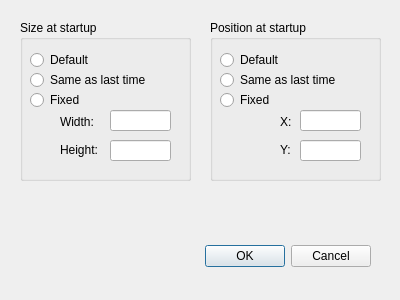
haraki/farman, file optiondialog.ui: the form before one commit.
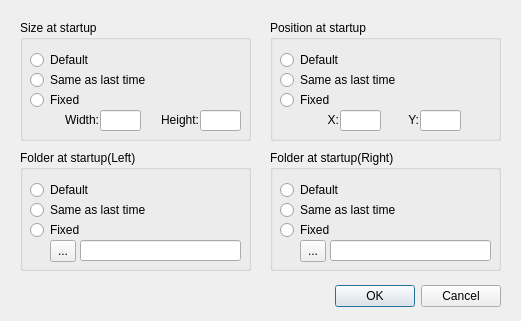
The form after the commit.

Commit message: add folder options.

```diff
--- a/optiondialog.ui
+++ b/optiondialog.ui
@@ -6,8 +6,8 @@
    <rect>
     <x>0</x>
     <y>0</y>
-    <width>400</width>
-    <height>300</height>
+    <width>521</width>
+    <height>321</height>
    </rect>
   </property>
   <property name="windowTitle">
@@ -16,8 +16,8 @@
   <widget class="QDialogButtonBox" name="buttonBox">
    <property name="geometry">
     <rect>
-     <x>30</x>
-     <y>240</y>
+     <x>160</x>
+     <y>280</y>
      <width>341</width>
      <height>32</height>
     </rect>
@@ -34,8 +34,8 @@
     <rect>
      <x>20</x>
      <y>20</y>
-     <width>171</width>
-     <height>161</height>
+     <width>231</width>
+     <height>121</height>
     </rect>
    </property>
    <property name="title">
@@ -83,9 +83,9 @@
    <widget class="QLineEdit" name="sizeWidthLineEdit">
     <property name="geometry">
      <rect>
-      <x>90</x>
+      <x>80</x>
       <y>90</y>
-      <width>61</width>
+      <width>41</width>
       <height>21</height>
      </rect>
     </property>
@@ -93,8 +93,8 @@
    <widget class="QLabel" name="sizeWidthLabel">
     <property name="geometry">
      <rect>
-      <x>40</x>
-      <y>94</y>
+      <x>28</x>
+      <y>92</y>
       <width>51</width>
       <height>16</height>
      </rect>
@@ -102,13 +102,16 @@
     <property name="text">
      <string>Width:</string>
     </property>
+    <property name="alignment">
+     <set>Qt::AlignRight|Qt::AlignTrailing|Qt::AlignVCenter</set>
+    </property>
    </widget>
    <widget class="QLineEdit" name="sizeHeightLineEdit">
     <property name="geometry">
      <rect>
-      <x>90</x>
-      <y>120</y>
-      <width>61</width>
+      <x>180</x>
+      <y>90</y>
+      <width>41</width>
       <height>21</height>
      </rect>
     </property>
@@ -116,8 +119,8 @@
    <widget class="QLabel" name="sizeHeightLabel">
     <property name="geometry">
      <rect>
-      <x>40</x>
-      <y>122</y>
+      <x>128</x>
+      <y>92</y>
       <width>51</width>
       <height>16</height>
      </rect>
@@ -125,15 +128,18 @@
     <property name="text">
      <string>Height:</string>
     </property>
+    <property name="alignment">
+     <set>Qt::AlignRight|Qt::AlignTrailing|Qt::AlignVCenter</set>
+    </property>
    </widget>
   </widget>
   <widget class="QGroupBox" name="positionAtStartupGroupBox">
    <property name="geometry">
     <rect>
-     <x>210</x>
+     <x>270</x>
      <y>20</y>
-     <width>171</width>
-     <height>161</height>
+     <width>231</width>
+     <height>121</height>
     </rect>
    </property>
    <property name="title">
@@ -142,8 +148,8 @@
    <widget class="QLabel" name="positionYLabel">
     <property name="geometry">
      <rect>
-      <x>70</x>
-      <y>122</y>
+      <x>128</x>
+      <y>92</y>
       <width>21</width>
       <height>16</height>
      </rect>
@@ -151,12 +157,15 @@
     <property name="text">
      <string>Y:</string>
     </property>
+    <property name="alignment">
+     <set>Qt::AlignRight|Qt::AlignTrailing|Qt::AlignVCenter</set>
+    </property>
    </widget>
    <widget class="QLabel" name="positionXLabel">
     <property name="geometry">
      <rect>
-      <x>70</x>
-      <y>94</y>
+      <x>48</x>
+      <y>92</y>
       <width>21</width>
       <height>16</height>
      </rect>
@@ -164,13 +173,16 @@
     <property name="text">
      <string>X:</string>
     </property>
+    <property name="alignment">
+     <set>Qt::AlignRight|Qt::AlignTrailing|Qt::AlignVCenter</set>
+    </property>
    </widget>
    <widget class="QLineEdit" name="positionXLineEdit">
     <property name="geometry">
      <rect>
-      <x>90</x>
+      <x>70</x>
       <y>90</y>
-      <width>61</width>
+      <width>41</width>
       <height>21</height>
      </rect>
     </property>
@@ -191,9 +203,9 @@
    <widget class="QLineEdit" name="positionYLineEdit">
     <property name="geometry">
      <rect>
-      <x>90</x>
-      <y>120</y>
-      <width>61</width>
+      <x>150</x>
+      <y>90</y>
+      <width>41</width>
       <height>21</height>
      </rect>
     </property>
@@ -225,6 +237,156 @@
     </property>
    </widget>
   </widget>
+  <widget class="QGroupBox" name="leftFolderAtStartupGroupBox">
+   <property name="geometry">
+    <rect>
+     <x>20</x>
+     <y>150</y>
+     <width>231</width>
+     <height>121</height>
+    </rect>
+   </property>
+   <property name="title">
+    <string>Folder at startup(Left)</string>
+   </property>
+   <widget class="QRadioButton" name="leftFolderFixedRadioButton">
+    <property name="geometry">
+     <rect>
+      <x>10</x>
+      <y>70</y>
+      <width>100</width>
+      <height>20</height>
+     </rect>
+    </property>
+    <property name="text">
+     <string>Fixed</string>
+    </property>
+   </widget>
+   <widget class="QRadioButton" name="leftFolderLastTimeRadioButton">
+    <property name="geometry">
+     <rect>
+      <x>10</x>
+      <y>50</y>
+      <width>141</width>
+      <height>20</height>
+     </rect>
+    </property>
+    <property name="text">
+     <string>Same as last time</string>
+    </property>
+   </widget>
+   <widget class="QLineEdit" name="leftFolderPathLineEdit">
+    <property name="geometry">
+     <rect>
+      <x>60</x>
+      <y>90</y>
+      <width>161</width>
+      <height>21</height>
+     </rect>
+    </property>
+   </widget>
+   <widget class="QRadioButton" name="leftFolderDefaultRadioButton">
+    <property name="geometry">
+     <rect>
+      <x>10</x>
+      <y>30</y>
+      <width>100</width>
+      <height>20</height>
+     </rect>
+    </property>
+    <property name="text">
+     <string>Default</string>
+    </property>
+   </widget>
+   <widget class="QToolButton" name="leftFolderSelectButton">
+    <property name="geometry">
+     <rect>
+      <x>30</x>
+      <y>90</y>
+      <width>26</width>
+      <height>22</height>
+     </rect>
+    </property>
+    <property name="text">
+     <string>...</string>
+    </property>
+   </widget>
+  </widget>
+  <widget class="QGroupBox" name="rightFolderAtStartupGroupBox">
+   <property name="geometry">
+    <rect>
+     <x>270</x>
+     <y>150</y>
+     <width>231</width>
+     <height>121</height>
+    </rect>
+   </property>
+   <property name="title">
+    <string>Folder at startup(Right)</string>
+   </property>
+   <widget class="QRadioButton" name="rightFolderFixedRadioButton">
+    <property name="geometry">
+     <rect>
+      <x>10</x>
+      <y>70</y>
+      <width>100</width>
+      <height>20</height>
+     </rect>
+    </property>
+    <property name="text">
+     <string>Fixed</string>
+    </property>
+   </widget>
+   <widget class="QRadioButton" name="rightFolderLastTimeRadioButton">
+    <property name="geometry">
+     <rect>
+      <x>10</x>
+      <y>50</y>
+      <width>141</width>
+      <height>20</height>
+     </rect>
+    </property>
+    <property name="text">
+     <string>Same as last time</string>
+    </property>
+   </widget>
+   <widget class="QLineEdit" name="rightFolderPathLineEdit">
+    <property name="geometry">
+     <rect>
+      <x>60</x>
+      <y>90</y>
+      <width>161</width>
+      <height>21</height>
+     </rect>
+    </property>
+   </widget>
+   <widget class="QRadioButton" name="rightFolderDefaultRadioButton">
+    <property name="geometry">
+     <rect>
+      <x>10</x>
+      <y>30</y>
+      <width>100</width>
+      <height>20</height>
+     </rect>
+    </property>
+    <property name="text">
+     <string>Default</string>
+    </property>
+   </widget>
+   <widget class="QToolButton" name="rightFolderSelectButton">
+    <property name="geometry">
+     <rect>
+      <x>30</x>
+      <y>90</y>
+      <width>26</width>
+      <height>22</height>
+     </rect>
+    </property>
+    <property name="text">
+     <string>...</string>
+    </property>
+   </widget>
+  </widget>
  </widget>
  <resources/>
  <connections>
```
